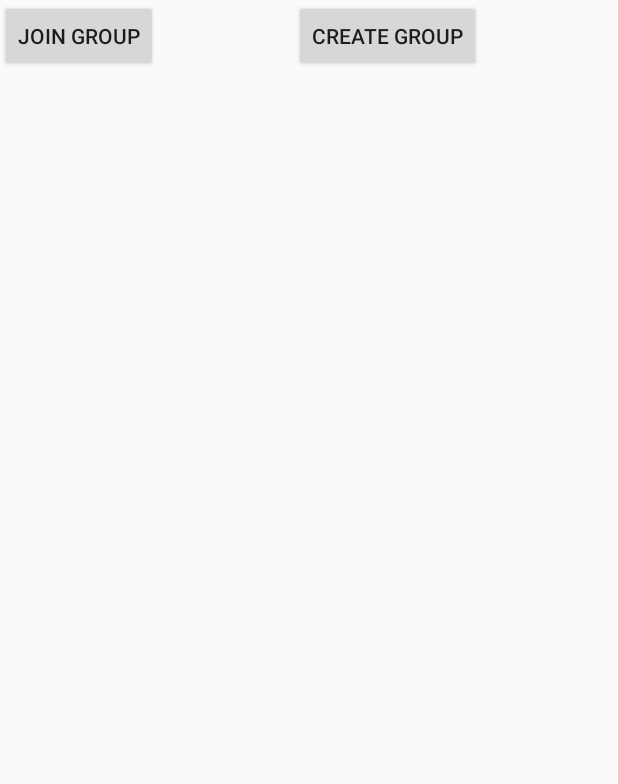
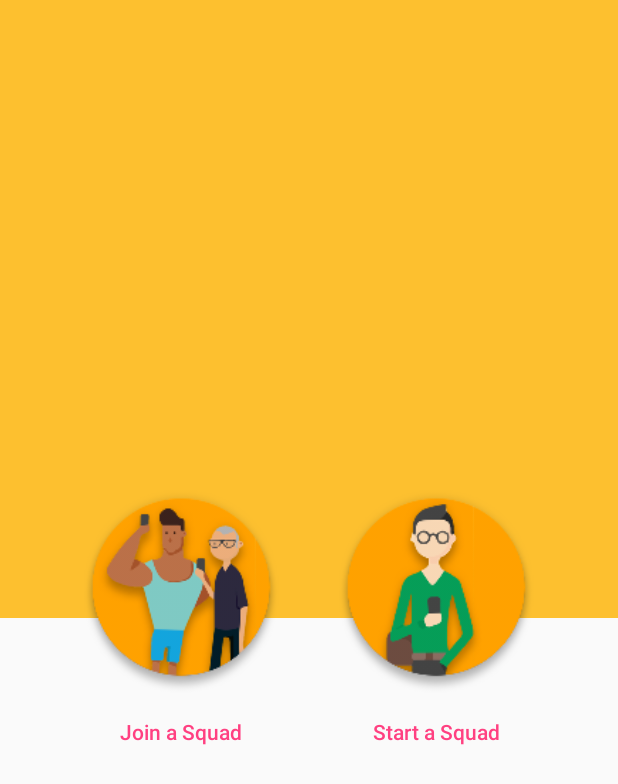
Before and after one commit to calebdre/Squad, an Android app: the ChooseActivity screen opened directly, with no data from a screen before it, on a phone screen of 412 x 824 dp. Shown: the top 784 px of the screen. Run offline under Robolectric (Android 15) with nearby library versions, the phone set to English and light mode, and no system bars; our stand-ins replace ButterKnife; libraries missing offline, so code that uses them is left out: com.jakewharton.rxbinding; 2 statements that could not run were skipped.

Commit message:
added more illustrations and styling for choose page

```diff
--- a/app/src/main/java/com/squad/ChooseActivity.java
+++ b/app/src/main/java/com/squad/ChooseActivity.java
@@ -4,7 +4,7 @@ import android.content.Intent;
 import android.os.Bundle;
 import android.support.annotation.Nullable;
 import android.support.v7.app.AppCompatActivity;
-import android.widget.Button;
+import android.widget.LinearLayout;
 
 import com.jakewharton.rxbinding.view.RxView;
 import com.squad.create.CreateSquadActivity;
@@ -18,8 +18,8 @@ public class ChooseActivity extends AppCompatActivity {
 
     public static final String EXTRA_FB_USER = "extra_fb_user";
 
-    @BindView(R.id.choose_create_group) Button createGroupButton;
-    @BindView(R.id.choose_join_group) Button joinGroupButton;
+    @BindView(R.id.choose_create_group) LinearLayout createGroupButton;
+    @BindView(R.id.choose_join_group) LinearLayout  joinGroupButton;
 
     @Override
     protected void onCreate(@Nullable Bundle savedInstanceState) {
--- a/app/src/main/res/layout/activity_choose.xml
+++ b/app/src/main/res/layout/activity_choose.xml
@@ -1,28 +1,71 @@
 <?xml version="1.0" encoding="utf-8"?>
-<LinearLayout xmlns:android="http://schemas.android.com/apk/res/android"
-              android:orientation="horizontal"
+<FrameLayout xmlns:android="http://schemas.android.com/apk/res/android"
               android:layout_width="match_parent"
               android:layout_height="match_parent">
+    <LinearLayout
+        android:orientation="vertical"
+        android:layout_width="match_parent"
+        android:layout_height="match_parent">
+        <View
+            android:layout_width="wrap_content"
+            android:layout_weight="1"
+            android:background="@color/colorPrimary"
+            android:layout_height="0dp"/>
+        <View
+            android:layout_width="wrap_content"
+            android:layout_weight="1"
+            android:layout_height="0dp"/>
+    </LinearLayout>
 
     <LinearLayout
-        android:layout_width="wrap_content"
-        android:layout_weight="2"
+        android:id="@+id/choose_create_group"
+        android:clickable="true"
+        android:orientation="horizontal"
+        android:paddingLeft="36dp"
+        android:paddingRight="36dp"
+        android:layout_width="match_parent"
+        android:layout_height="wrap_content"
+        android:layout_gravity="center_vertical">
+        <LinearLayout
+            android:id="@+id/choose_join_group"
+            android:gravity="center"
+            android:clickable="true"
+            android:orientation="vertical"
+            android:layout_width="0dp"
+            android:layout_weight="1"
             android:layout_height="wrap_content">
-        <Button
-            android:text="Join group"
-            android:id="@+id/choose_join_group"
+            <ImageView
+                android:src="@drawable/group"
+                android:layout_width="135dp"
+                android:layout_height="135dp"/>
+            <TextView
+                android:layout_gravity="center_horizontal"
+                android:text="Join a Squad"
+                android:fontFamily="sans-serif-medium"
+                android:textColor="@color/colorAccent"
+                android:layout_marginTop="16dp"
                 android:layout_width="wrap_content"
                 android:layout_height="wrap_content"/>
         </LinearLayout>
 
         <LinearLayout
-        android:layout_width="wrap_content"
-        android:layout_weight="2"
+            android:orientation="vertical"
+            android:layout_width="0dp"
+            android:gravity="center"
+            android:layout_weight="1"
             android:layout_height="wrap_content">
-        <Button
-            android:text="Create group"
-            android:id="@+id/choose_create_group"
+            <ImageView
+                android:src="@drawable/single"
+                android:layout_width="135dp"
+                android:layout_height="135dp"/>
+            <TextView
+                android:layout_gravity="center_horizontal"
+                android:text="Start a Squad"
+                android:textColor="@color/colorAccent"
+                android:fontFamily="sans-serif-medium"
+                android:layout_marginTop="16dp"
                 android:layout_width="wrap_content"
                 android:layout_height="wrap_content"/>
         </LinearLayout>
     </LinearLayout>
+</FrameLayout>
```
Also changed, not shown: app/src/main/res/drawable-xxhdpi/cityscape.png (added), app/src/main/res/drawable-xxhdpi/group.png (added), app/src/main/res/drawable-xxhdpi/single.png (added). Lines whose indentation alone changed are shown as unchanged.
